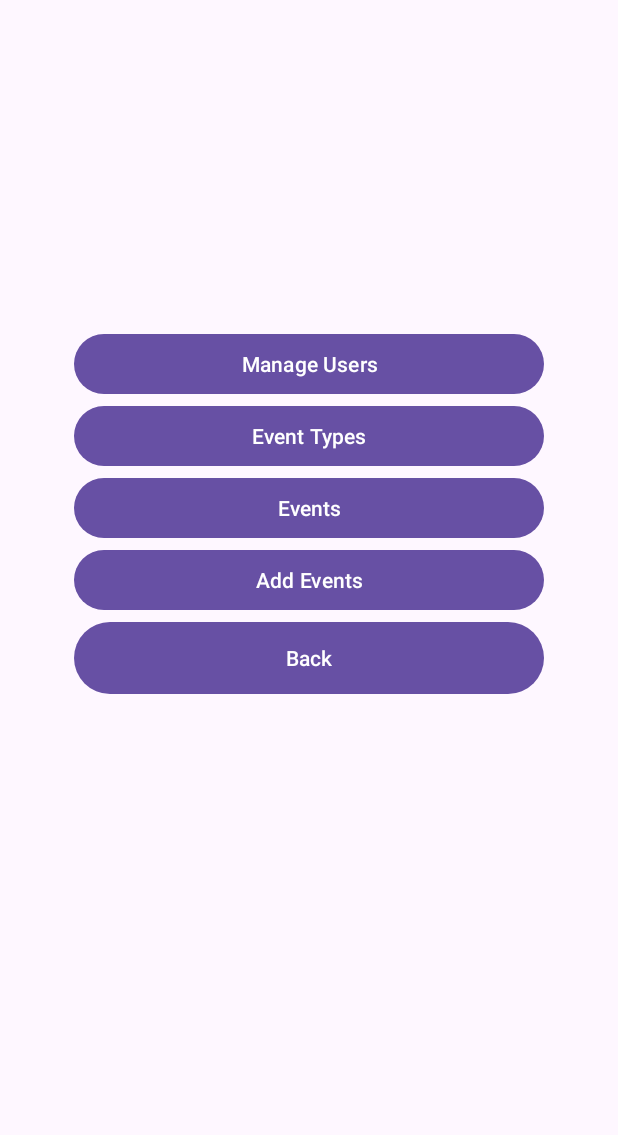
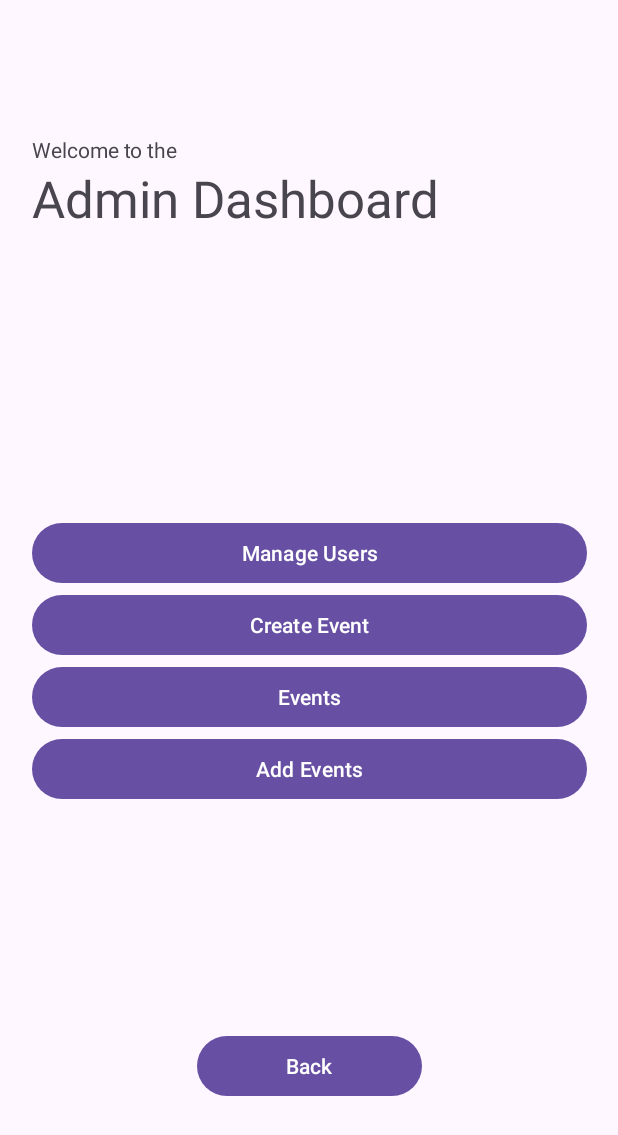
Before and after one commit to taradenaud/GoodCycle, an Android app: the admin_dashboard screen opened directly, with no data from a screen before it, on a phone screen of 412 x 824 dp. Shown: the top 1135 px of the screen. Run offline under Robolectric (Android 15) with nearby library versions, the phone set to English and light mode, and no system bars.

Commit message:
UI elements added for better user experience.

```diff
--- a/app/src/main/res/layout/activity_main.xml
+++ b/app/src/main/res/layout/activity_main.xml
@@ -25,7 +25,7 @@
             android:layout_height="wrap_content"
             android:fontFamily="@font/varela_round_regular"
             android:gravity="center"
-            android:text="Cycling App "
+            android:text="Cycling App (GC)"
             android:textSize="48sp" />
 
         <TextView
--- a/app/src/main/res/layout/admin_dashboard.xml
+++ b/app/src/main/res/layout/admin_dashboard.xml
@@ -7,46 +7,66 @@
     tools:context=".admin_dashboard">
 
     <LinearLayout
-        android:layout_width="313dp"
-        android:layout_height="436dp"
-        android:layout_marginStart="50dp"
-        android:layout_marginTop="126dp"
-        android:layout_marginEnd="50dp"
-        android:layout_marginBottom="169dp"
+        android:layout_width="370dp"
+        android:layout_height="wrap_content"
         android:orientation="vertical"
+        android:gravity="center|center_vertical"
         app:layout_constraintBottom_toBottomOf="parent"
         app:layout_constraintEnd_toEndOf="parent"
         app:layout_constraintStart_toStartOf="parent"
         app:layout_constraintTop_toTopOf="parent"
-        app:layout_constraintVertical_bias="1.0">
+        app:layout_constraintVertical_bias="0.5">
+
+        <TextView
+            android:id="@+id/textView8"
+            android:layout_width="match_parent"
+            android:layout_height="wrap_content"
+            android:text="@string/welcome_to" />
+
+        <TextView
+            android:id="@+id/textView3"
+            android:layout_width="match_parent"
+            android:layout_height="wrap_content"
+            android:text="@string/admin_dash"
+            android:textSize="34sp" />
+
+        <Space
+            android:layout_width="match_parent"
+            android:layout_height="190dp" />
 
         <Button
             android:id="@+id/ManageUsrsbtn"
             android:layout_width="match_parent"
             android:layout_height="wrap_content"
-            android:text="Manage Users" />
+            android:text="@string/manage_usr" />
 
         <Button
             android:id="@+id/EventTypesbtn"
             android:layout_width="match_parent"
             android:layout_height="wrap_content"
-            android:text="Event Types" />
+            android:text="@string/create_event" />
 
         <Button
             android:id="@+id/Eventsbtn"
             android:layout_width="match_parent"
             android:layout_height="wrap_content"
-            android:text="Events" />
+            android:text="@string/events" />
 
         <Button
             android:id="@+id/AddEventbtn"
             android:layout_width="match_parent"
             android:layout_height="wrap_content"
-            android:text="Add Events" />
+            android:text="@string/add_event" />
+
+        <Space
+            android:layout_width="match_parent"
+            android:layout_height="150dp" />
+
         <Button
             android:id="@+id/backButton"
-            android:layout_width="match_parent"
-            android:layout_height="56dp"
-            android:text="Back" />
+            android:layout_width="150dp"
+            android:layout_height="wrap_content"
+
+            android:text="@string/back" />
     </LinearLayout>
 </androidx.constraintlayout.widget.ConstraintLayout>
--- a/app/src/main/res/values/strings.xml
+++ b/app/src/main/res/values/strings.xml
@@ -65,11 +65,33 @@
     </string-array>
     <string name="title_activity_admin_user_management">AdminUserManagement</string>
     <string name="deleteusr">Delete User</string>
-    <string name="selectedValue">Selected user:</string>
+    <string name="selectedValue">Selected User:</string>
     <string name="deletetype">Delete Event Type</string>
     <string name="selectedType">Selected Type</string>
     <string name="NewType">New Type to add</string>
     <string name="renamebutton">Rename Type</string>
     <string name="selectedusr">Selected User</string>
     <string name="AddType">Add New Event Type</string>
+
+    <string name="name_word">Name</string>
+    <string name="add_new_event_type">Add New Event Type</string>
+    <string name="welcome_back">Welcome Back</string>
+    <string name="create_account">Create Account</string>
+    <string name="location">Location</string>
+    <string name="diff_lvl">Difficulty Level</string>
+    <string name="pace">Pace</string>
+    <string name="reg_fee">Registration Fee</string>
+    <string name="participant_limit">Participant Limit</string>
+    <string name="event_details">Event Details</string>
+    <string name="event_type">Event Type</string>
+    <string name="event_name">Event Name</string>
+    <string name="manage_usr">Manage Users</string>
+    <string name="events">Events</string>
+    <string name="add_event">Add Events</string>
+    <string name="back">Back</string>
+    <string name="create_event">Create Event</string>
+    <string name="create_evnt_text">Create an event!</string>
+    <string name="admin_dash">Admin Dashboard</string>
+    <string name="welcome_to">Welcome to the</string>
+
 </resources>
```
Also changed, not shown: app/src/main/res/layout/activity_admin_event_types.xml (+8 -10 lines), app/src/main/res/layout/activity_admin_events.xml (+13 -11 lines), app/src/main/res/layout/activity_admin_manage_users.xml (+11 -11 lines), app/src/main/res/layout/admin_event_creation.xml (+108 -30 lines), app/src/main/res/layout/login_page.xml (+11 -0 lines), app/src/main/res/values/colors.xml (+14 -0 lines).
